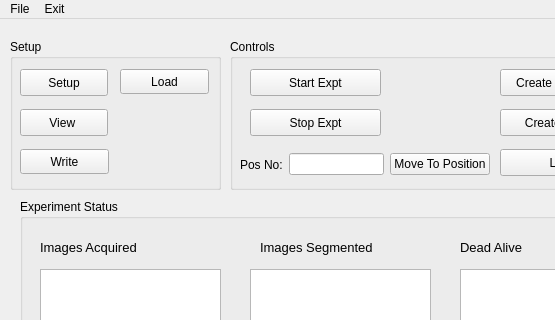
The window that narsil/liverun/ui/mainWindow.ui (karempudi/narsil) describes before a commit, drawn with Qt 5; both pictures show x 0 to 555 and y 0 to 320 of the 891 by 845 pixel window.
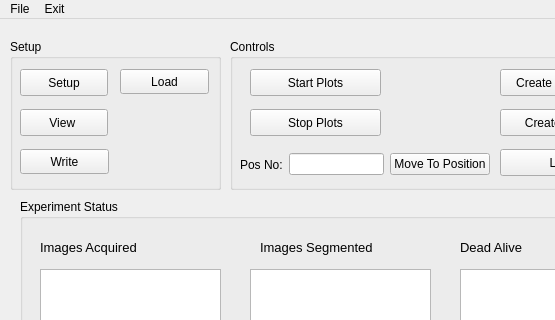
The same window after the commit. Custom widgets are drawn as their Qt base class.

Commit message: Viewer UI untangled completely

Diff of the .ui file:
```diff
--- a/narsil/liverun/ui/mainWindow.ui
+++ b/narsil/liverun/ui/mainWindow.ui
@@ -250,7 +250,7 @@
       </rect>
      </property>
      <property name="text">
-      <string>Stop Expt</string>
+      <string>Stop Plots</string>
      </property>
     </widget>
     <widget class="QPushButton" name="startExptButton">
@@ -263,7 +263,7 @@
       </rect>
      </property>
      <property name="text">
-      <string>Start Expt</string>
+      <string>Start Plots</string>
      </property>
     </widget>
     <widget class="QPushButton" name="createDbButton">
```
Left out of the diff: 4 changed lines with no effect on the pictures. The commit also changes 2 other files.
